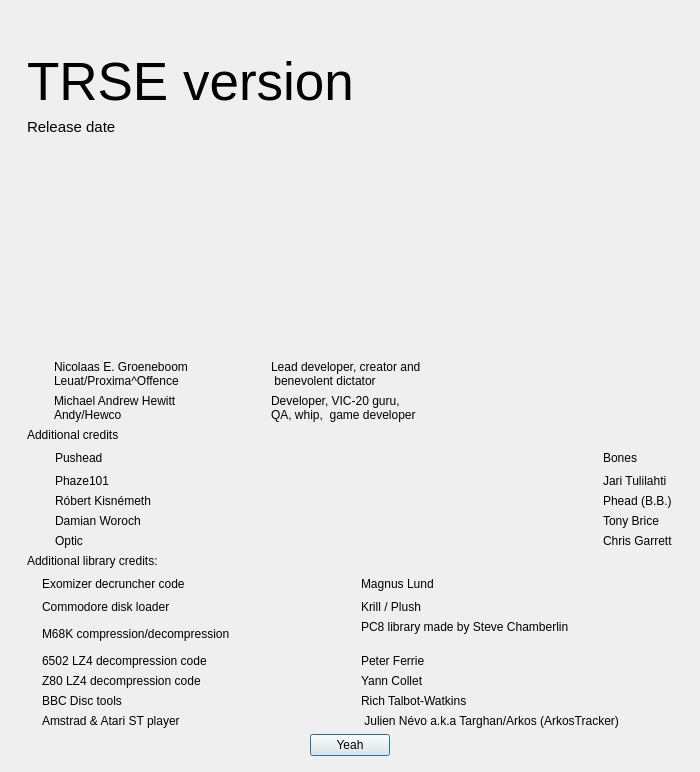
First picture: the form in source/dialogabout.ui, repository leuat/TRSE, before the edit.
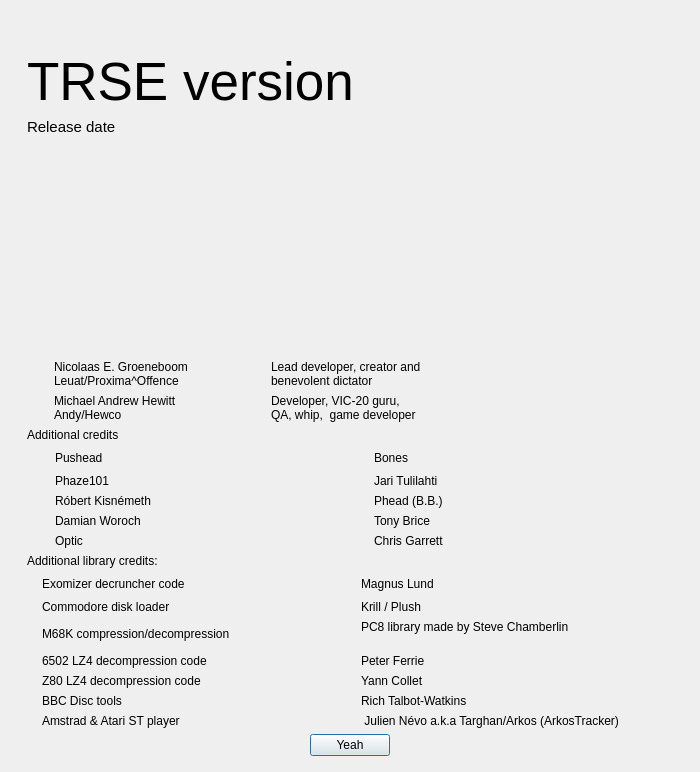
Second picture: the form after the edit. Icons and pictures are not drawn.

Patch:
```diff
--- a/source/dialogabout.ui
+++ b/source/dialogabout.ui
@@ -114,7 +114,7 @@
         <widget class="QLabel" name="label_2">
          <property name="text">
           <string>Lead developer, creator and
- benevolent dictator</string>
+benevolent dictator</string>
          </property>
          <property name="alignment">
           <set>Qt::AlignLeading|Qt::AlignLeft|Qt::AlignVCenter</set>
@@ -194,7 +194,7 @@
       </widget>
      </item>
      <item>
-      <layout class="QGridLayout" name="gridLayout_2" columnstretch="1,1,0">
+      <layout class="QGridLayout" name="gridLayout_2" columnstretch="1,1,1">
        <item row="4" column="1">
         <layout class="QHBoxLayout" name="horizontalLayout_7" stretch="1,100">
          <item>
```
